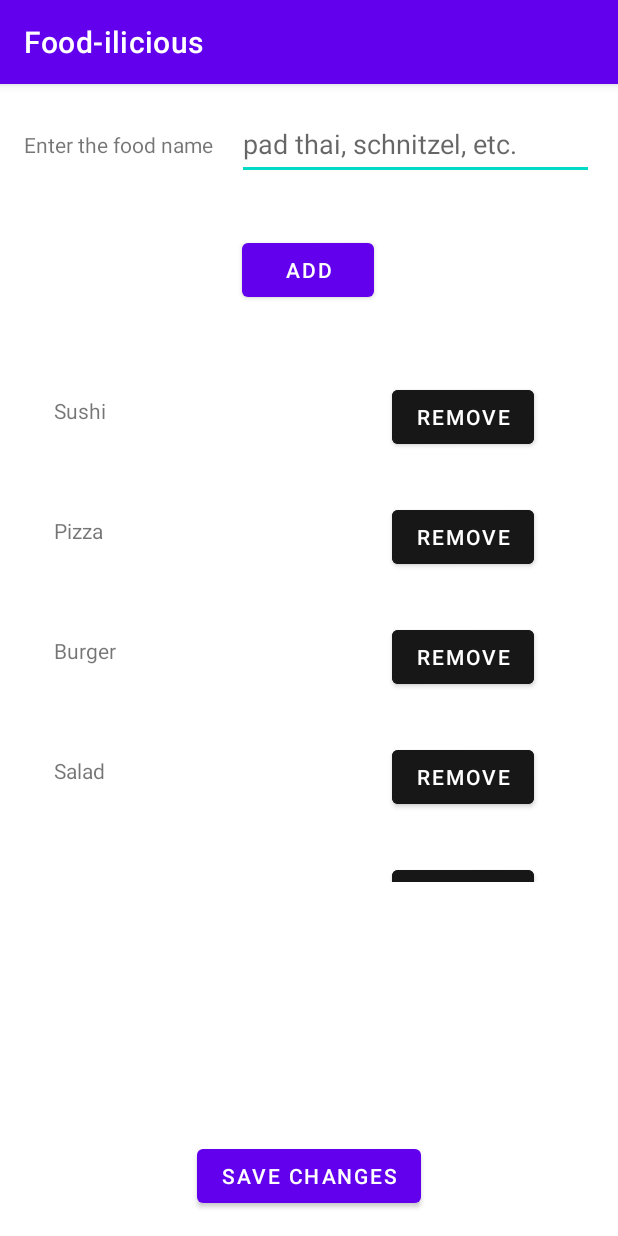
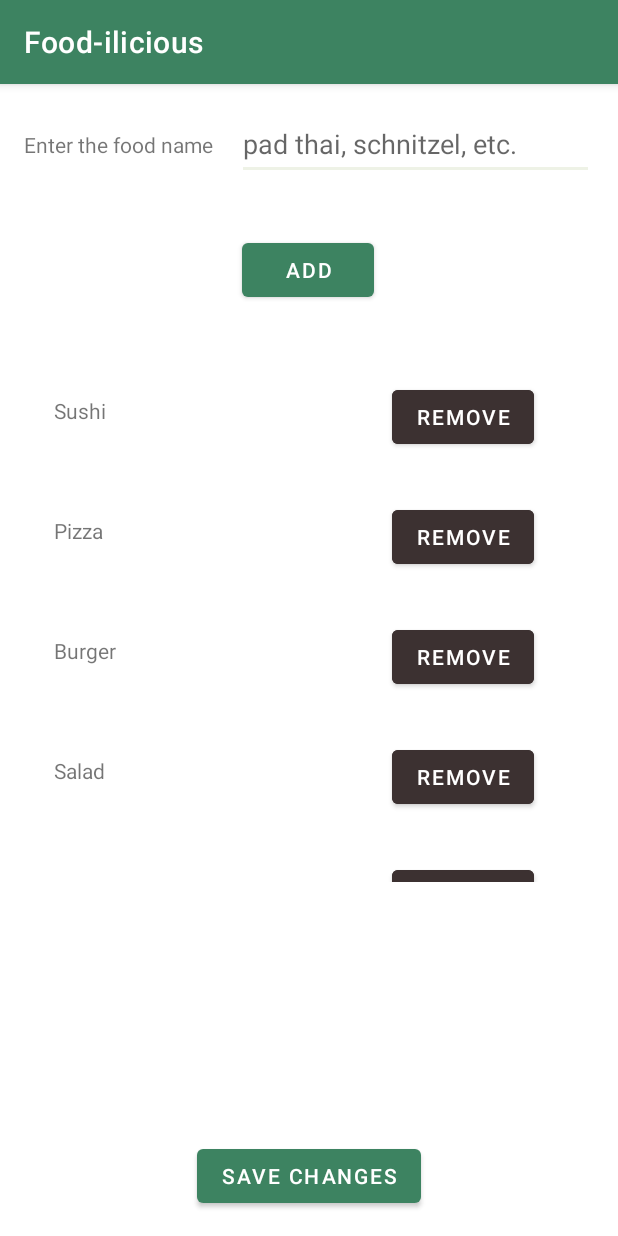
Before and after one commit to MarkProjs/food-licious, an Android app: the screen it shows after launch (FoodListActivity), after a tap on "CHANGE LIST", on a phone screen of 412 x 824 dp. Run offline under Robolectric (Android 15) with nearby library versions, the phone set to English and light mode, and no system bars; 3 other taps on this screen came first.

Commit message:
adding the themes for both light and dark

```diff
--- a/app/src/main/res/layout-land/activity_food_list.xml
+++ b/app/src/main/res/layout-land/activity_food_list.xml
@@ -29,8 +29,8 @@
 
     <TextView
         android:id="@+id/new_food_prompt"
-        android:layout_width="132dp"
-        android:layout_height="28dp"
+        android:layout_width="210dp"
+        android:layout_height="40dp"
         android:layout_marginStart="80dp"
         android:layout_marginBottom="44dp"
         android:text="@string/enter_food"
@@ -40,7 +40,7 @@
     <Button
         android:id="@+id/add_btn"
         android:layout_width="148dp"
-        android:layout_height="46dp"
+        android:layout_height="50dp"
         android:layout_marginStart="80dp"
         android:text="@string/add"
         app:layout_constraintBottom_toTopOf="@id/save_btn"
@@ -49,7 +49,7 @@
     <Button
         android:id="@+id/save_btn"
         android:layout_width="wrap_content"
-        android:layout_height="wrap_content"
+        android:layout_height="50dp"
         android:layout_marginStart="80dp"
         android:text="@string/save"
         app:layout_constraintBottom_toBottomOf="parent"
--- a/app/src/main/res/layout/activity_food_list.xml
+++ b/app/src/main/res/layout/activity_food_list.xml
@@ -25,6 +25,7 @@
         android:autofillHints=""
         android:hint="@string/new_food_hint"
         android:inputType="text"
+        android:textColor="@color/white"
         android:minHeight="48dp"
         app:layout_constraintBottom_toTopOf="@id/add_btn"
         app:layout_constraintEnd_toEndOf="parent"
--- a/app/src/main/res/layout/activity_main.xml
+++ b/app/src/main/res/layout/activity_main.xml
@@ -26,6 +26,7 @@
         android:src="@drawable/default_food"
         app:layout_constraintBottom_toTopOf="@id/food_txt"
         app:layout_constraintEnd_toEndOf="parent"
+        app:layout_constraintHorizontal_bias="0.495"
         app:layout_constraintStart_toStartOf="parent"
         app:layout_constraintTop_toBottomOf="@id/present_food_txt" />
 
--- a/app/src/main/res/layout/food_list_view.xml
+++ b/app/src/main/res/layout/food_list_view.xml
@@ -22,7 +22,7 @@
         android:layout_height="wrap_content"
         android:layout_marginStart="130dp"
         android:layout_marginTop="12dp"
-        android:backgroundTint="#171717"
+        android:backgroundTint="#3C3131"
         android:text="@string/remove"
         android:textColor="@color/white"
         app:layout_constraintEnd_toEndOf="parent"
--- a/app/src/main/res/values-night/themes.xml
+++ b/app/src/main/res/values-night/themes.xml
@@ -2,13 +2,13 @@
     <!-- Base application theme. -->
     <style name="Theme.Foodilicious" parent="Theme.MaterialComponents.DayNight.DarkActionBar">
         <!-- Primary brand color. -->
-        <item name="colorPrimary">@color/purple_200</item>
-        <item name="colorPrimaryVariant">@color/purple_700</item>
-        <item name="colorOnPrimary">@color/black</item>
+        <item name="colorPrimary">@color/night_light_green</item>
+        <item name="colorPrimaryVariant">@color/night_dark_green</item>
+        <item name="colorOnPrimary">@color/white</item>
         <!-- Secondary brand color. -->
-        <item name="colorSecondary">@color/teal_200</item>
-        <item name="colorSecondaryVariant">@color/teal_200</item>
-        <item name="colorOnSecondary">@color/black</item>
+        <item name="colorSecondary">@color/night_faded_green</item>
+        <item name="colorSecondaryVariant">@color/light_beige</item>
+        <item name="colorOnSecondary">@color/white</item>
         <!-- Status bar color. -->
         <item name="android:statusBarColor">?attr/colorPrimaryVariant</item>
         <!-- Customize your theme here. -->
--- a/app/src/main/res/values/colors.xml
+++ b/app/src/main/res/values/colors.xml
@@ -1,10 +1,15 @@
 <?xml version="1.0" encoding="utf-8"?>
 <resources>
-    <color name="purple_200">#FFBB86FC</color>
-    <color name="purple_500">#FF6200EE</color>
-    <color name="purple_700">#FF3700B3</color>
-    <color name="teal_200">#FF03DAC5</color>
-    <color name="teal_700">#FF018786</color>
+    <!-- light color-->
+    <color name="primary_dark_green">#1C6758</color>
+    <color name ="primary_light_green">#3D8361</color>
+    <color name="light_brown">#D6CDA4</color>
+    <color name="light_beige">#EEF2E6</color>
     <color name="black">#FF000000</color>
     <color name="white">#FFFFFFFF</color>
+
+    <!-- dark color-->
+    <color name="night_dark_green">#1E5128</color>
+    <color name="night_light_green">#4E9F3D</color>
+    <color name="night_faded_green">#D8E9A8</color>
 </resources>
--- a/app/src/main/res/values/themes.xml
+++ b/app/src/main/res/values/themes.xml
@@ -2,12 +2,12 @@
     <!-- Base application theme. -->
     <style name="Theme.Foodilicious" parent="Theme.MaterialComponents.DayNight.DarkActionBar">
         <!-- Primary brand color. -->
-        <item name="colorPrimary">@color/purple_500</item>
-        <item name="colorPrimaryVariant">@color/purple_700</item>
+        <item name="colorPrimary">@color/primary_light_green</item>
+        <item name="colorPrimaryVariant">@color/primary_dark_green</item>
         <item name="colorOnPrimary">@color/white</item>
         <!-- Secondary brand color. -->
-        <item name="colorSecondary">@color/teal_200</item>
-        <item name="colorSecondaryVariant">@color/teal_700</item>
+        <item name="colorSecondary">@color/light_beige</item>
+        <item name="colorSecondaryVariant">@color/light_brown</item>
         <item name="colorOnSecondary">@color/black</item>
         <!-- Status bar color. -->
         <item name="android:statusBarColor">?attr/colorPrimaryVariant</item>
```
Also changed, not shown: 1 other file.
